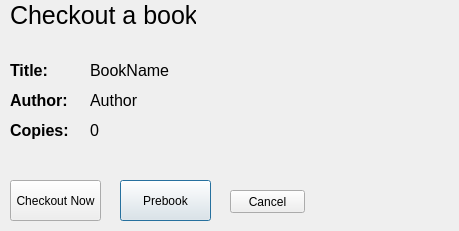
The window that NewWindowChur/checkoutscreen.ui (jandrealyn/LibraryQtSystem) describes before a commit, drawn with Qt 5.
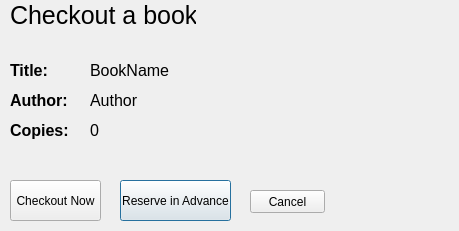
The same window after the commit.

Commit message: Adding in reserve book

```diff
--- a/NewWindowChur/checkoutscreen.ui
+++ b/NewWindowChur/checkoutscreen.ui
@@ -29,7 +29,7 @@
     <rect>
      <x>120</x>
      <y>180</y>
-     <width>91</width>
+     <width>111</width>
      <height>41</height>
     </rect>
    </property>
@@ -37,13 +37,13 @@
     <string notr="true"/>
    </property>
    <property name="text">
-    <string>Prebook</string>
+    <string>Reserve in Advance</string>
    </property>
   </widget>
   <widget class="QPushButton" name="cancel">
    <property name="geometry">
     <rect>
-     <x>230</x>
+     <x>250</x>
      <y>190</y>
      <width>75</width>
      <height>23</height>
```
Left out of the diff: 4 changed lines with no effect on the pictures. The commit also changes 12 other files.
